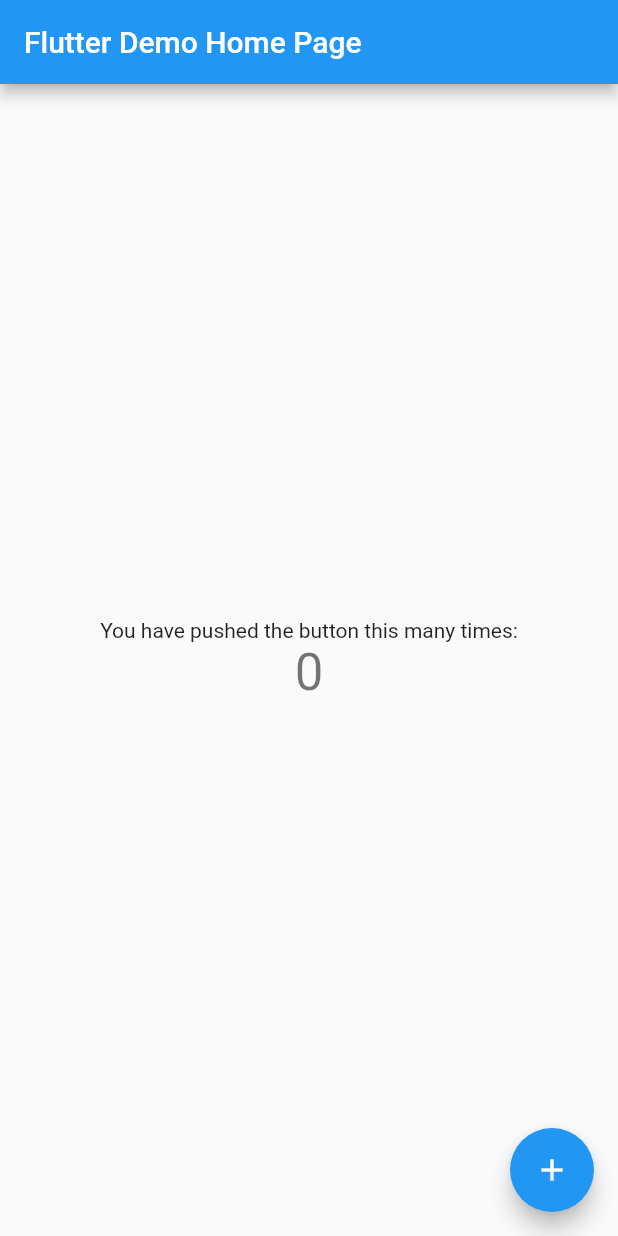
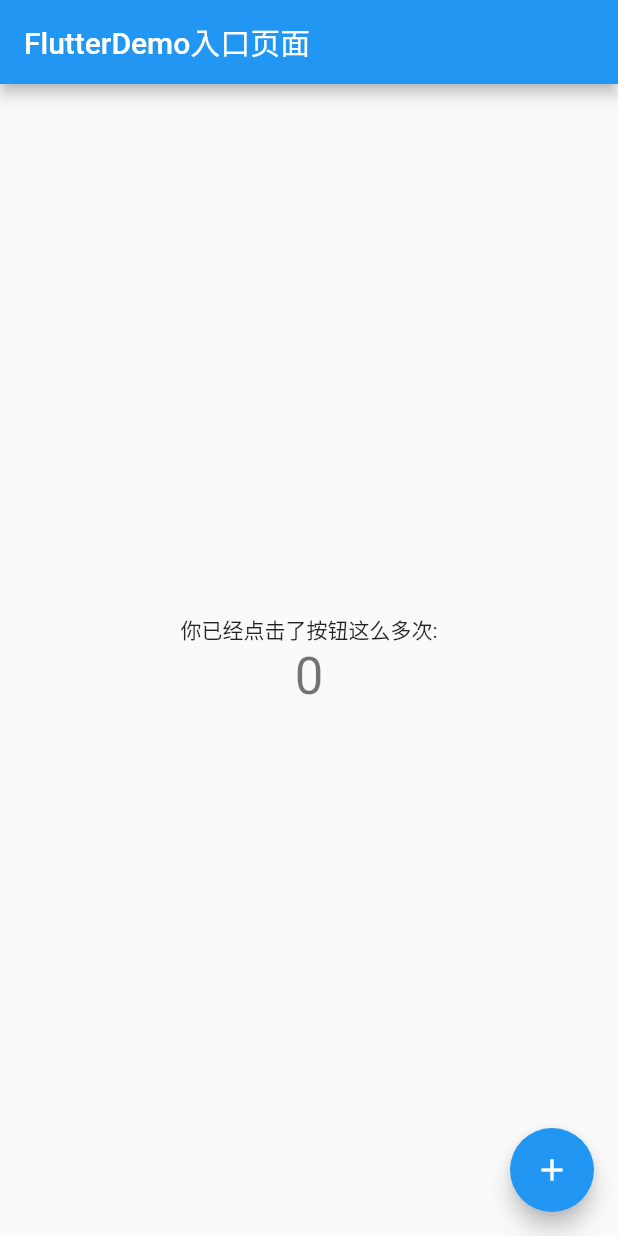
Before and after one commit to chunfengyao/module_flutter, a Flutter app: the screen it shows after launch, on a phone screen of 412 x 824 dp. Run offline on Flutter 3.47's test engine with Material 2 defaults, Android fonts, the phone set to English and light mode, and no system bars.

Commit message:
change{调整flutter的入口页的内容。}

```diff
--- a/lib/main.dart
+++ b/lib/main.dart
@@ -19,7 +19,7 @@ class MyApp extends StatelessWidget {
         // counter didn't reset back to zero; the application is not restarted.
         primarySwatch: Colors.blue,
       ),
-      home: MyHomePage(title: 'Flutter Demo Home Page'),
+      home: MyHomePage(title: 'FlutterDemo入口页面'),
     );
   }
 }
@@ -91,7 +91,7 @@ class _MyHomePageState extends State<MyHomePage> {
           mainAxisAlignment: MainAxisAlignment.center,
           children: <Widget>[
             Text(
-              'You have pushed the button this many times:',
+              '你已经点击了按钮这么多次:',
             ),
             Text(
               '$_counter',
@@ -102,7 +102,7 @@ class _MyHomePageState extends State<MyHomePage> {
       ),
       floatingActionButton: FloatingActionButton(
         onPressed: _incrementCounter,
-        tooltip: 'Increment',
+        tooltip: '点击后加一',
         child: Icon(Icons.add),
       ), // This trailing comma makes auto-formatting nicer for build methods.
     );
```
